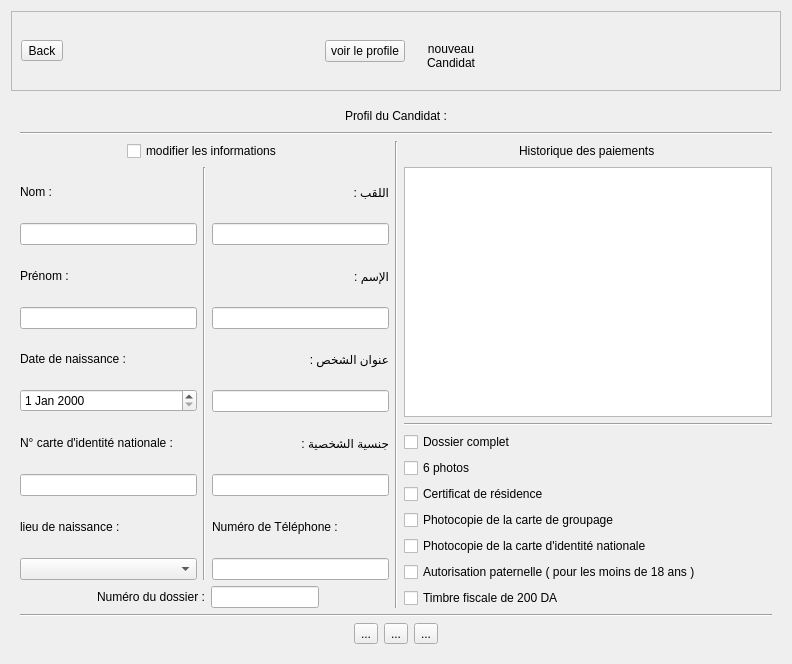
First picture: the form in Auto_Ecole/candidat/candidat.ui, repository AmineHouari98/auto_Ecole, before the edit.
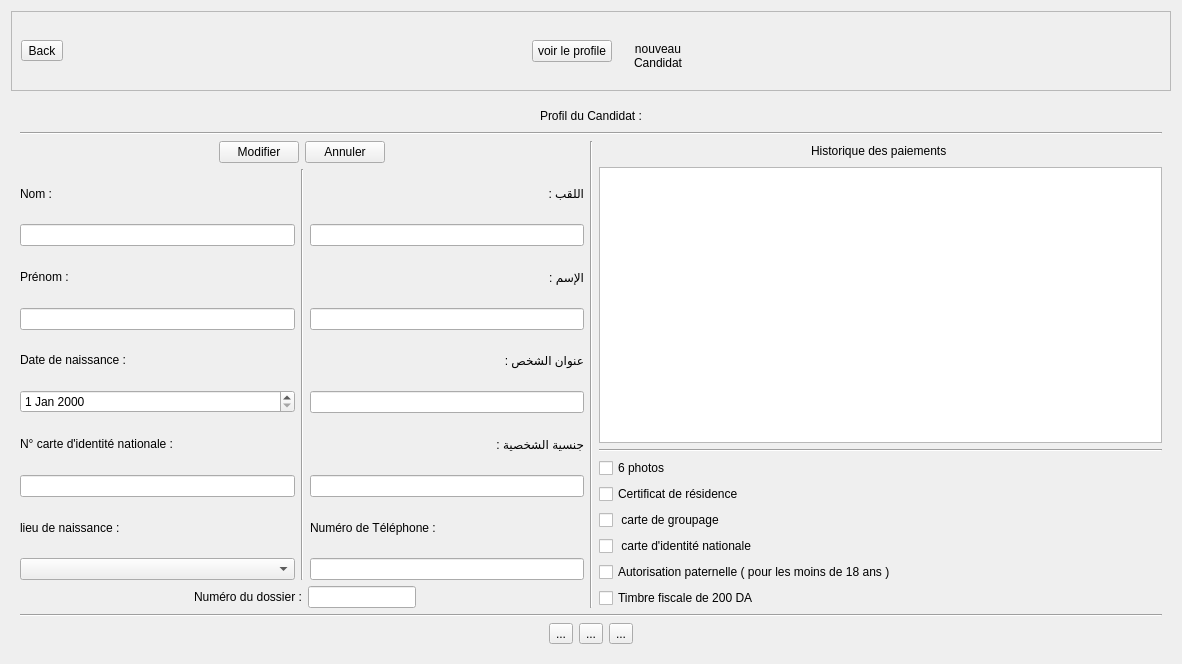
Second picture: the form after the edit. Icons and pictures are not drawn. Custom widgets are drawn as their Qt base class.

```diff
--- a/Auto_Ecole/candidat/candidat.ui
+++ b/Auto_Ecole/candidat/candidat.ui
@@ -6,7 +6,7 @@
    <rect>
     <x>0</x>
     <y>0</y>
-    <width>792</width>
+    <width>1182</width>
     <height>664</height>
    </rect>
   </property>
@@ -226,9 +226,16 @@
                 </spacer>
                </item>
                <item>
-                <widget class="QCheckBox" name="checkBox">
+                <widget class="QPushButton" name="pushButton_modifier">
                  <property name="text">
-                  <string>modifier les informations</string>
+                  <string>Modifier</string>
+                 </property>
+                </widget>
+               </item>
+               <item>
+                <widget class="QPushButton" name="pushButton_annuler">
+                 <property name="text">
+                  <string>Annuler</string>
                  </property>
                 </widget>
                </item>
@@ -521,13 +528,6 @@
              </item>
              <item>
               <layout class="QVBoxLayout" name="verticalLayout_14">
-               <item>
-                <widget class="QCheckBox" name="checkBox_3">
-                 <property name="text">
-                  <string>Dossier complet</string>
-                 </property>
-                </widget>
-               </item>
                <item>
                 <widget class="QCheckBox" name="checkBox_2">
                  <property name="text">
@@ -545,14 +545,14 @@
                <item>
                 <widget class="QCheckBox" name="checkBox_5">
                  <property name="text">
-                  <string>Photocopie de la carte de groupage</string>
+                  <string> carte de groupage</string>
                  </property>
                 </widget>
                </item>
                <item>
                 <widget class="QCheckBox" name="checkBox_6">
                  <property name="text">
-                  <string>Photocopie de la carte d'identité nationale</string>
+                  <string> carte d'identité nationale</string>
                  </property>
                 </widget>
                </item>
@@ -616,6 +616,12 @@
              </item>
              <item>
               <widget class="QToolButton" name="toolButton_3">
+               <property name="minimumSize">
+                <size>
+                 <width>0</width>
+                 <height>0</height>
+                </size>
+               </property>
                <property name="text">
                 <string>...</string>
                </property>
```
Left out of the diff: 236 changed lines with no effect on the pictures.
